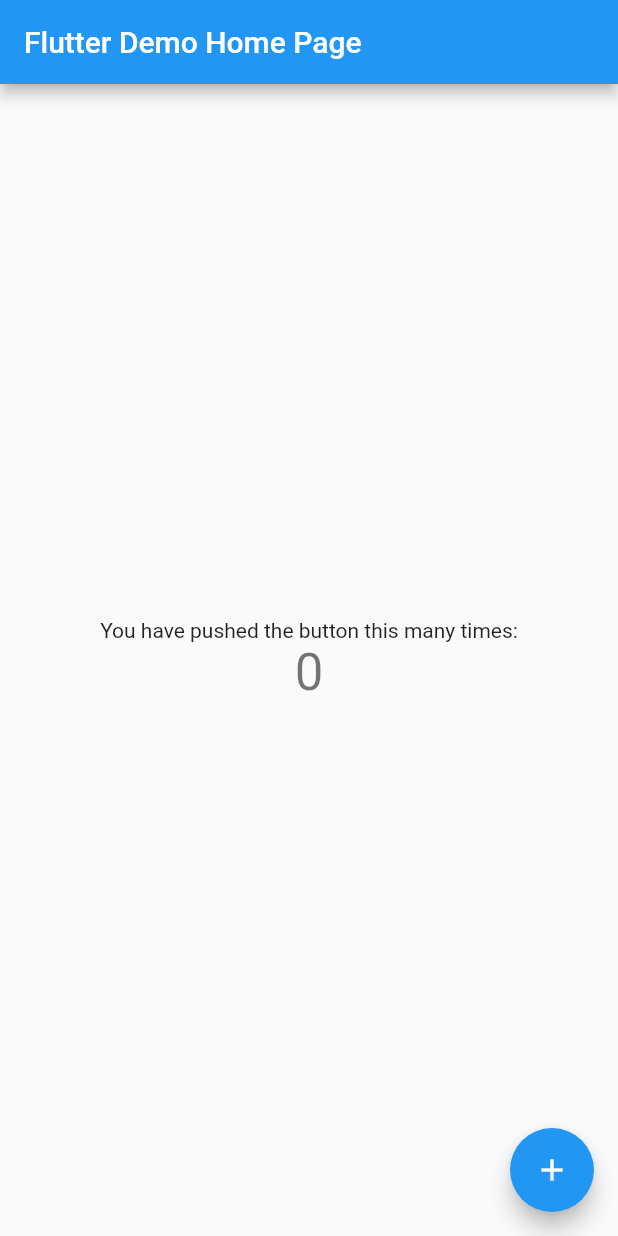
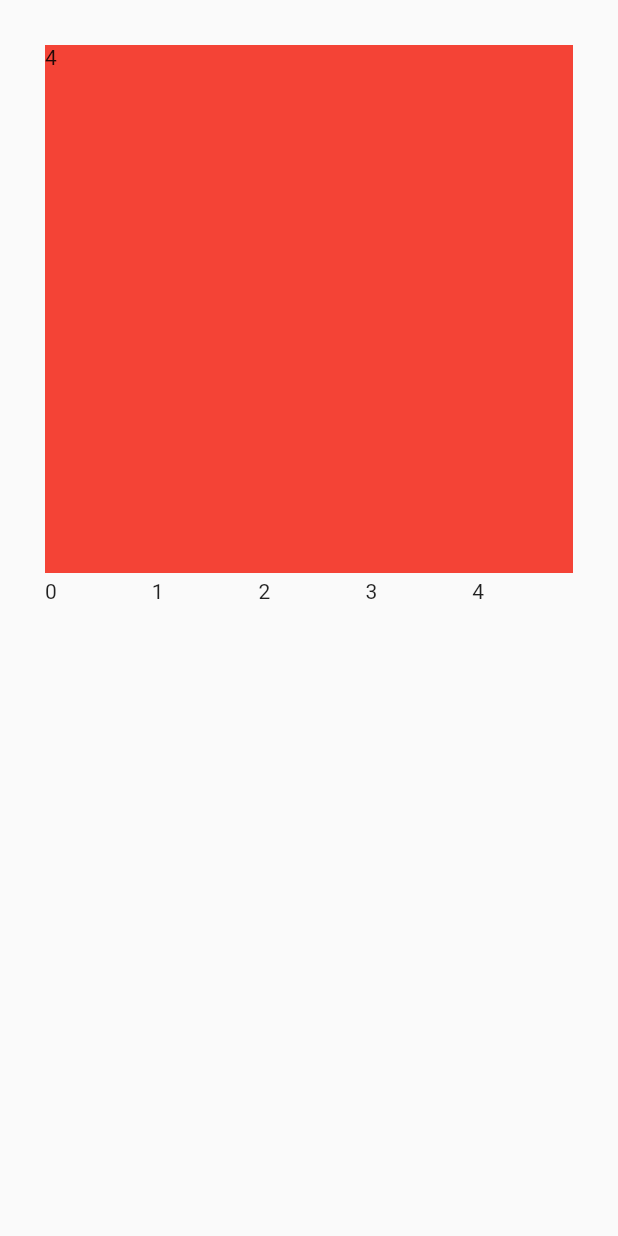
Before and after one commit to oscardcd/Weather-Forecast, a Flutter app: the screen it shows after launch, on a phone screen of 412 x 824 dp. Run offline on Flutter 3.47's test engine with Material 2 defaults, Android fonts, the phone set to English and light mode, and no system bars; our stand-ins replace bloc, dio, freezed_annotation.

Commit message:
config main and app, verify firs screen works

```diff
--- /dev/null
+++ b/lib/app.dart
@@ -0,0 +1,15 @@
+import 'package:flutter/material.dart';
+import 'package:weather_forecast_app/features/wather_day/presentation/screen/weather_day_screen.dart';
+
+class App extends StatelessWidget {
+  const App({ Key? key }) : super(key: key);
+
+  @override
+  Widget build(BuildContext context) {
+      return const MaterialApp(
+      debugShowCheckedModeBanner: false,
+      home: WeatherDayScreen(),
+
+    );
+  }
+}
--- /dev/null
+++ b/lib/features/wather_day/presentation/bloc/weather_day_bloc.dart
@@ -0,0 +1,13 @@
+import 'package:bloc/bloc.dart';
+import 'package:meta/meta.dart';
+
+part 'weather_day_event.dart';
+part 'weather_day_state.dart';
+
+class WeatherDayBloc extends Bloc<WeatherDayEvent, WeatherDayState> {
+  WeatherDayBloc() : super(WeatherDayInitial()) {
+    on<WeatherDayEvent>((event, emit) {
+      // TODO: implement event handler
+    });
+  }
+}
--- /dev/null
+++ b/lib/features/wather_day/presentation/bloc/weather_day_event.dart
@@ -0,0 +1,4 @@
+part of 'weather_day_bloc.dart';
+
+@immutable
+abstract class WeatherDayEvent {}
--- /dev/null
+++ b/lib/features/wather_day/presentation/bloc/weather_day_state.dart
@@ -0,0 +1,6 @@
+part of 'weather_day_bloc.dart';
+
+@immutable
+abstract class WeatherDayState {}
+
+class WeatherDayInitial extends WeatherDayState {}
--- /dev/null
+++ b/lib/features/wather_day/presentation/screen/weather_day_screen.dart
@@ -0,0 +1,54 @@
+import 'package:flutter/material.dart';
+import 'package:flutter_staggered_grid_view/flutter_staggered_grid_view.dart';
+
+class WeatherDayScreen extends StatelessWidget {
+  const WeatherDayScreen({Key? key}) : super(key: key);
+
+  @override
+  Widget build(BuildContext context) {
+    return Scaffold(
+      body: SafeArea(
+        child: Padding(
+          padding: const EdgeInsets.all(30.0),
+          child: StaggeredGrid.count(
+            crossAxisCount: 5,
+            mainAxisSpacing: 4,
+            crossAxisSpacing: 4,
+            children: [
+              StaggeredGridTile.count(
+                crossAxisCellCount: 5,
+                mainAxisCellCount: 5,
+                child: Container(color: Colors.red, child: const Text('4')),
+              ),
+              const StaggeredGridTile.count(
+                crossAxisCellCount: 1,
+                mainAxisCellCount: 1,
+                child: Text('0'),
+              ),
+              const StaggeredGridTile.count(
+                crossAxisCellCount: 1,
+                mainAxisCellCount: 1,
+                child: Text('1'),
+              ),
+              const StaggeredGridTile.count(
+                crossAxisCellCount: 1,
+                mainAxisCellCount: 1,
+                child: Text('2'),
+              ),
+              const StaggeredGridTile.count(
+                crossAxisCellCount: 1,
+                mainAxisCellCount: 1,
+                child: Text('3'),
+              ),
+              const StaggeredGridTile.count(
+                crossAxisCellCount: 1,
+                mainAxisCellCount: 1,
+                child: Text('4'),
+              ),
+            ],
+          ),
+        ),
+      ),
+    );
+  }
+}
--- a/lib/main.dart
+++ b/lib/main.dart
@@ -1,115 +1,6 @@
 import 'package:flutter/material.dart';
+import 'package:weather_forecast_app/app.dart';
 
 void main() {
-  runApp(const MyApp());
+  runApp(const App());
 }
-
-class MyApp extends StatelessWidget {
-  const MyApp({Key? key}) : super(key: key);
-
-  // This widget is the root of your application.
-  @override
-  Widget build(BuildContext context) {
-    return MaterialApp(
-      title: 'Flutter Demo',
-      theme: ThemeData(
-        // This is the theme of your application.
-        //
-        // Try running your application with "flutter run". You'll see the
-        // application has a blue toolbar. Then, without quitting the app, try
-        // changing the primarySwatch below to Colors.green and then invoke
-        // "hot reload" (press "r" in the console where you ran "flutter run",
-        // or simply save your changes to "hot reload" in a Flutter IDE).
-        // Notice that the counter didn't reset back to zero; the application
-        // is not restarted.
-        primarySwatch: Colors.blue,
-      ),
-      home: const MyHomePage(title: 'Flutter Demo Home Page'),
-    );
-  }
-}
-
-class MyHomePage extends StatefulWidget {
-  const MyHomePage({Key? key, required this.title}) : super(key: key);
-
-  // This widget is the home page of your application. It is stateful, meaning
-  // that it has a State object (defined below) that contains fields that affect
-  // how it looks.
-
-  // This class is the configuration for the state. It holds the values (in this
-  // case the title) provided by the parent (in this case the App widget) and
-  // used by the build method of the State. Fields in a Widget subclass are
-  // always marked "final".
-
-  final String title;
-
-  @override
-  State<MyHomePage> createState() => _MyHomePageState();
-}
-
-class _MyHomePageState extends State<MyHomePage> {
-  int _counter = 0;
-
-  void _incrementCounter() {
-    setState(() {
-      // This call to setState tells the Flutter framework that something has
-      // changed in this State, which causes it to rerun the build method below
-      // so that the display can reflect the updated values. If we changed
-      // _counter without calling setState(), then the build method would not be
-      // called again, and so nothing would appear to happen.
-      _counter++;
-    });
-  }
-
-  @override
-  Widget build(BuildContext context) {
-    // This method is rerun every time setState is called, for instance as done
-    // by the _incrementCounter method above.
-    //
-    // The Flutter framework has been optimized to make rerunning build methods
-    // fast, so that you can just rebuild anything that needs updating rather
-    // than having to individually change instances of widgets.
-    return Scaffold(
-      appBar: AppBar(
-        // Here we take the value from the MyHomePage object that was created by
-        // the App.build method, and use it to set our appbar title.
-        title: Text(widget.title),
-      ),
-      body: Center(
-        // Center is a layout widget. It takes a single child and positions it
-        // in the middle of the parent.
-        child: Column(
-          // Column is also a layout widget. It takes a list of children and
-          // arranges them vertically. By default, it sizes itself to fit its
-          // children horizontally, and tries to be as tall as its parent.
-          //
-          // Invoke "debug painting" (press "p" in the console, choose the
-          // "Toggle Debug Paint" action from the Flutter Inspector in Android
-          // Studio, or the "Toggle Debug Paint" command in Visual Studio Code)
-          // to see the wireframe for each widget.
-          //
-          // Column has various properties to control how it sizes itself and
-          // how it positions its children. Here we use mainAxisAlignment to
-          // center the children vertically; the main axis here is the vertical
-          // axis because Columns are vertical (the cross axis would be
-          // horizontal).
-          mainAxisAlignment: MainAxisAlignment.center,
-          children: <Widget>[
-            const Text(
-              'You have pushed the button this many times:',
-            ),
-            Text(
-              '$_counter',
-              style: Theme.of(context).textTheme.headline4,
-            ),
-          ],
-        ),
-      ),
-      floatingActionButton: FloatingActionButton(
-        onPressed: _incrementCounter,
-        tooltip: 'Increment',
-        child: const Icon(Icons.add),
-      ), // This trailing comma makes auto-formatting nicer for build methods.
-    );
-  }
-}
```
Also changed, not shown: pubspec.yaml (+15 -51 lines), pubspec.lock, 1 other file.
